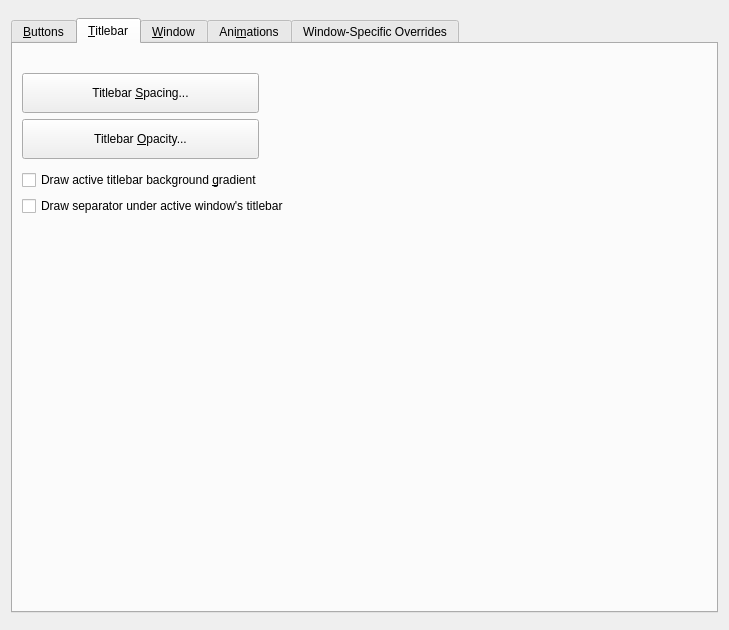
Before: the Qt Designer form kdecoration/config/ui/breezeconfigurationui.ui in sonicde-debian/silver-theme, drawn with Qt 5.
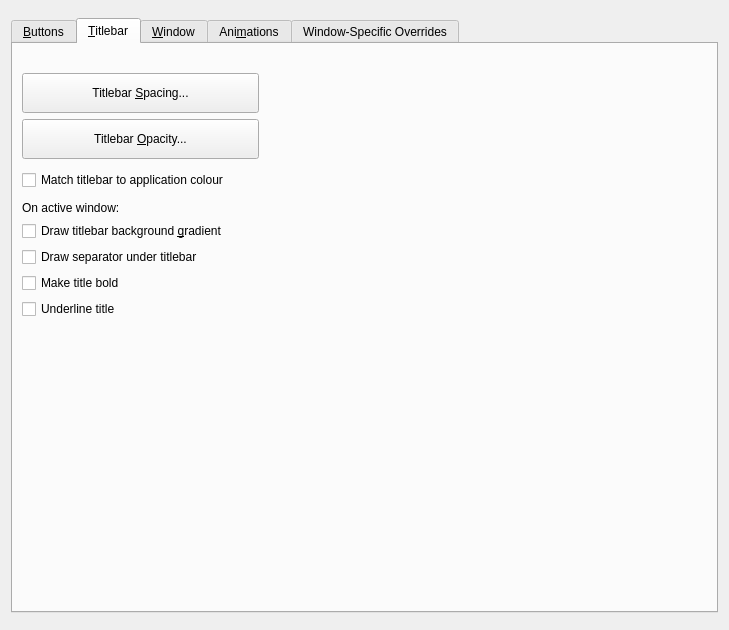
After: the same form once the commit is applied. The open tabs and pages were chosen to show the change. Icons and pictures are not drawn. Custom widgets are drawn as their Qt base class.

The edit to the form file:
```diff
--- a/kdecoration/config/ui/breezeconfigurationui.ui
+++ b/kdecoration/config/ui/breezeconfigurationui.ui
@@ -6,7 +6,7 @@
       <rect>
         <x>0</x>
         <y>0</y>
-        <width>727</width>
+    <width>717</width>
         <height>630</height>
       </rect>
     </property>
@@ -994,7 +994,30 @@
                         <string>Titlebar &amp;Opacity...</string>
                       </property>
                       <property name="icon">
-                        <iconset theme="edit-opacity" />
+            <iconset theme="edit-opacity"/>
+           </property>
+          </widget>
+         </item>
+         <item>
+          <spacer name="verticalSpacer_8">
+           <property name="orientation">
+            <enum>Qt::Orientation::Vertical</enum>
+           </property>
+           <property name="sizeType">
+            <enum>QSizePolicy::Policy::Fixed</enum>
+           </property>
+           <property name="sizeHint" stdset="0">
+            <size>
+             <width>20</width>
+             <height>5</height>
+            </size>
+           </property>
+          </spacer>
+         </item>
+         <item>
+          <widget class="QCheckBox" name="matchTitleBarToApplicationColor">
+           <property name="text">
+            <string>Match titlebar to application colour</string>
                       </property>
                     </widget>
                   </item>
@@ -1014,17 +1037,38 @@
                       </property>
                     </spacer>
                   </item>
+         <item>
+          <widget class="QLabel" name="label">
+           <property name="text">
+            <string>On active window:</string>
+           </property>
+          </widget>
+         </item>
                   <item>
                     <widget class="QCheckBox" name="drawBackgroundGradient">
                       <property name="text">
-                        <string>Draw active titlebar background &amp;gradient</string>
+            <string>Draw titlebar background &amp;gradient</string>
                       </property>
                     </widget>
                   </item>
                   <item>
                     <widget class="QCheckBox" name="drawTitleBarSeparator">
                       <property name="text">
-                        <string>Draw separator under active window's titlebar</string>
+            <string>Draw separator under titlebar</string>
+           </property>
+          </widget>
+         </item>
+         <item>
+          <widget class="QCheckBox" name="boldTitle">
+           <property name="text">
+            <string>Make title bold</string>
+           </property>
+          </widget>
+         </item>
+         <item>
+          <widget class="QCheckBox" name="underlineTitle">
+           <property name="text">
+            <string>Underline title</string>
                       </property>
                     </widget>
                   </item>
```
Left out of the diff: 148 changed lines with no effect on the pictures. Lines whose indentation alone changed are shown as unchanged.
